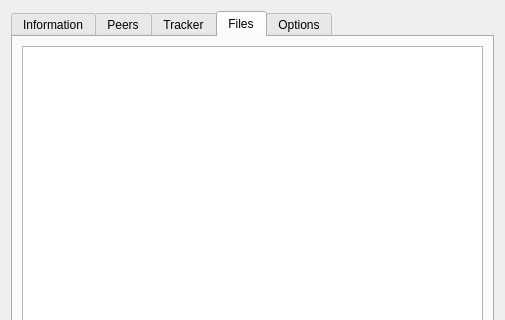
The window that qt/DetailsDialog.ui (transmission/transmission) describes before a commit, drawn with Qt 5; both pictures show x 0 to 505 and y 0 to 320 of the 505 by 661 pixel window.
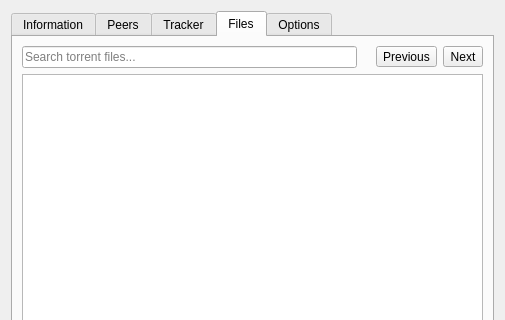
The same window after the commit. The open tabs and pages were chosen to show the change. Custom widgets are drawn as their Qt base class.

Commit message: Add search to torrent files

```diff
--- a/qt/DetailsDialog.ui
+++ b/qt/DetailsDialog.ui
@@ -672,6 +672,36 @@
        <string>Files</string>
       </attribute>
       <layout class="QVBoxLayout" name="filesTabLayout">
+       <item>
+    <widget class="QWidget" name="fileSearchWidget">
+     <layout class="QHBoxLayout" name="fileSearchLayout">
+      <property name="leftMargin"><number>0</number></property>
+      <property name="topMargin"><number>0</number></property>
+      <property name="rightMargin"><number>0</number></property>
+      <property name="bottomMargin"><number>0</number></property>
+      <item>
+       <widget class="QLineEdit" name="fileSearchEdit">
+        <property name="placeholderText"><string>Search torrent files...</string></property>
+        <property name="accessibleName"><string>Search torrent files</string></property>
+        <property name="clearButtonEnabled"><bool>true</bool></property>
+       </widget>
+      </item>
+      <item><widget class="QLabel" name="fileSearchStatus"/></item>
+      <item>
+       <widget class="QToolButton" name="previousMatchButton">
+        <property name="text"><string>Previous</string></property>
+        <property name="toolTip"><string>Previous matching file</string></property>
+       </widget>
+      </item>
+      <item>
+       <widget class="QToolButton" name="nextMatchButton">
+        <property name="text"><string>Next</string></property>
+        <property name="toolTip"><string>Next matching file</string></property>
+       </widget>
+      </item>
+     </layout>
+    </widget>
+       </item>
        <item>
         <widget class="FileTreeView" name="filesView">
          <property name="horizontalScrollBarPolicy">
```
The commit also changes 5 other files.
